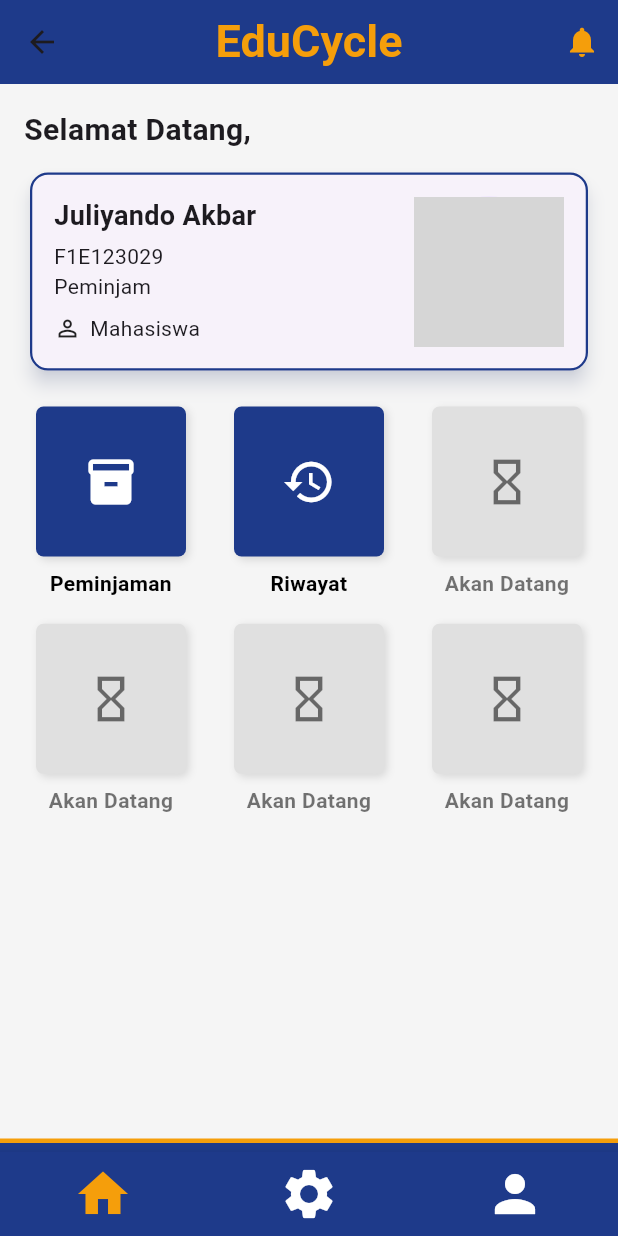
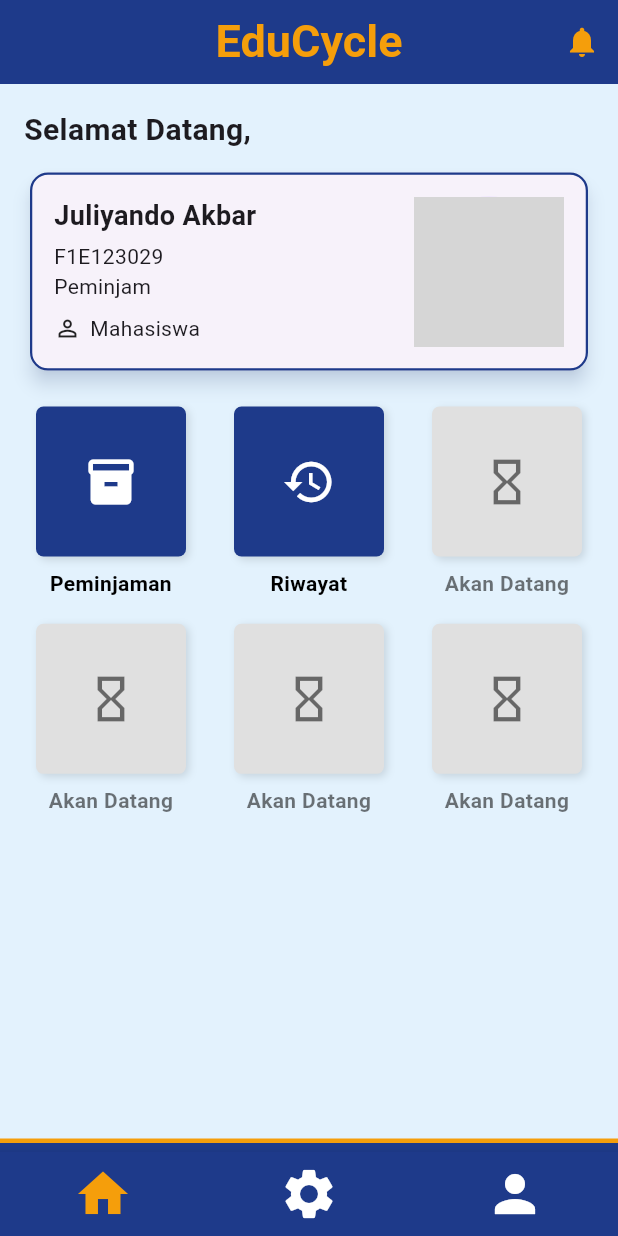
Before and after one commit to MSaktiGp/educycle, a Flutter app: the HomePage screen opened by its route, on a phone screen of 412 x 824 dp. Run offline on Flutter 3.47's test engine with Material 3 defaults, Android fonts, the phone set to English and light mode, and no system bars; grey boxes are pictures that could not be loaded.

Commit message:
Upload progress terbaru

```diff
--- a/lib/screens/home_page.dart
+++ b/lib/screens/home_page.dart
@@ -1,34 +1,37 @@
 import 'package:flutter/material.dart';
+import 'package:educycle/constants/colors.dart';
 
 class HomePage extends StatelessWidget {
   const HomePage({super.key});
 
   @override
   Widget build(BuildContext context) {
-    const Color primaryColor = Color(0xFF1E3A8A);
-    const Color accentColor = Color(0xFFF59E0B);
-    const Color backgroundColor = Color(0xFFF5F5F5);
+    final primaryColor = AppColors.primaryBlue;
+    final accentColor = AppColors.secondaryOrange;
+    final backgroundColor = AppColors.backgroundLightBlue;
 
     return Scaffold(
       backgroundColor: backgroundColor,
       appBar: AppBar(
+        automaticallyImplyLeading: false,
         backgroundColor: primaryColor,
         centerTitle: true,
-        title: const Text(
+        title: Text(
           'EduCycle',
           style: TextStyle(
-            color: Color(0xFFF59E0B),
+            color: accentColor,
             fontWeight: FontWeight.bold,
-            fontSize: 30
+            fontSize: 30,
           ),
         ),
         actions: [
           IconButton(
             onPressed: () {},
-            icon: const Icon(Icons.notifications, color: Color(0xFFF59E0B)),
+            icon: Icon(Icons.notifications, color: accentColor),
           ),
         ],
       ),
+
       body: SingleChildScrollView(
         padding: const EdgeInsets.all(16),
         child: Column(
@@ -38,16 +41,15 @@ class HomePage extends StatelessWidget {
               'Selamat Datang,',
               style: TextStyle(fontSize: 20, fontWeight: FontWeight.bold),
             ),
+
             const SizedBox(height: 10),
             Card(
               elevation: 5,
-              shadowColor: const Color(
-                0xFF1E3A8A,
-              ).withOpacity(0.3),
+              shadowColor: primaryColor.withOpacity(0.3),
               shape: RoundedRectangleBorder(
                 borderRadius: BorderRadius.circular(12),
-                side: const BorderSide(
-                  color: Color(0xFF1E3A8A),
+                side: BorderSide(
+                  color: primaryColor,
                   width: 1.5,
                 ),
               ),
@@ -59,20 +61,20 @@ class HomePage extends StatelessWidget {
                     Expanded(
                       child: Column(
                         crossAxisAlignment: CrossAxisAlignment.start,
-                        children: [
-                          const Text(
+                        children: const [
+                          Text(
                             'Juliyando Akbar',
                             style: TextStyle(
                               fontSize: 18,
                               fontWeight: FontWeight.bold,
                             ),
                           ),
-                          const SizedBox(height: 4),
-                          const Text('F1E123029'),
-                          const Text('Peminjam'),
-                          const SizedBox(height: 8),
+                          SizedBox(height: 4),
+                          Text('F1E123029'),
+                          Text('Peminjam'),
+                          SizedBox(height: 8),
                           Row(
-                            children: const [
+                            children: [
                               Icon(Icons.person_outline, size: 18),
                               SizedBox(width: 6),
                               Text('Mahasiswa'),
@@ -201,11 +203,11 @@ class HomePage extends StatelessWidget {
           decoration: BoxDecoration(
             color: color,
             borderRadius: BorderRadius.circular(5),
-            boxShadow: [
+            boxShadow: const [
               BoxShadow(
                 color: Colors.black12,
                 blurRadius: 4,
-                offset: const Offset(2, 2),
+                offset: Offset(2, 2),
               ),
             ],
           ),
@@ -215,7 +217,10 @@ class HomePage extends StatelessWidget {
         Text(
           label,
           textAlign: TextAlign.center,
-          style: TextStyle(color: textColor, fontWeight: FontWeight.w600),
+          style: TextStyle(
+            color: textColor,
+            fontWeight: FontWeight.w600,
+          ),
         ),
       ],
     );
```
